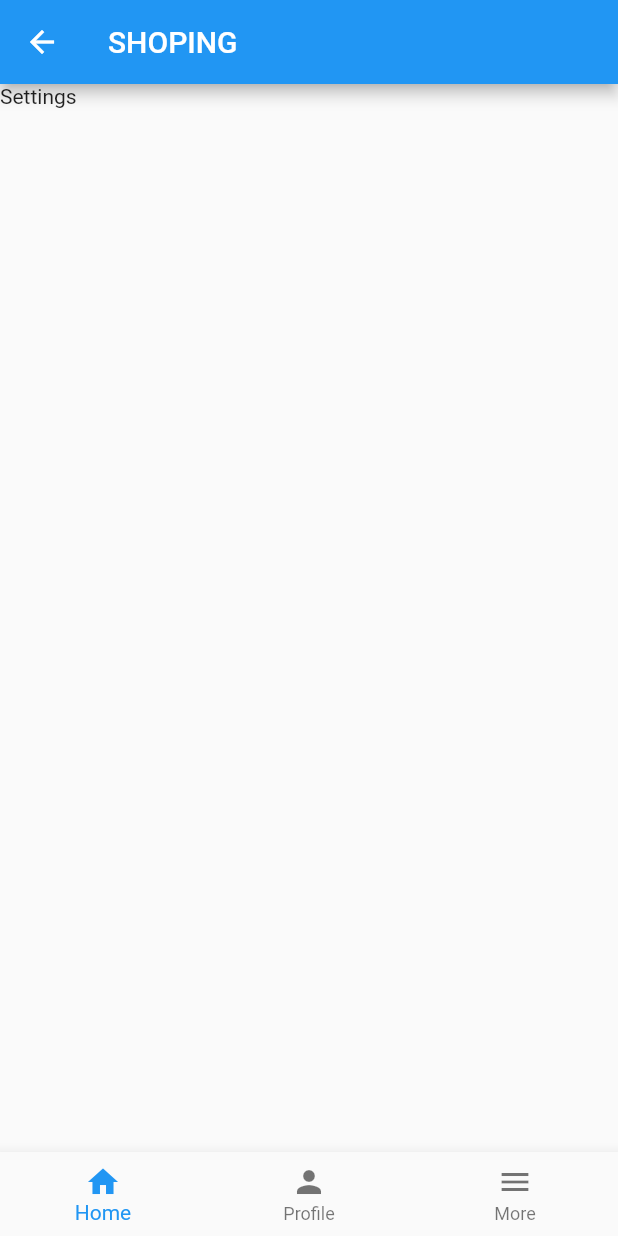
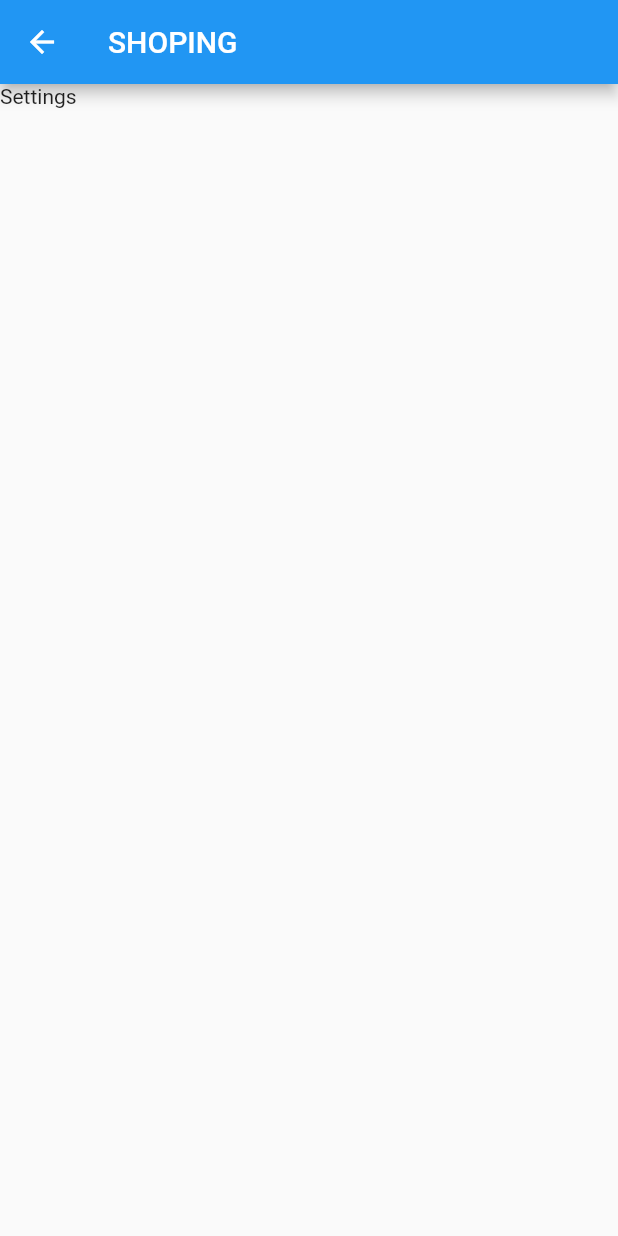
Before and after one commit to BdonGordon/Flutter-Navigation, a Flutter app: the Core screen opened by its route, after a tap on the "shopping cart" icon, on a phone screen of 412 x 824 dp. Run offline on Flutter 3.47's test engine with Material 2 defaults, Android fonts, the phone set to English and light mode, and no system bars.

```diff
--- a/lib/Core.dart
+++ b/lib/Core.dart
@@ -46,24 +46,6 @@ class CoreState extends State<Core> {
   Widget build(BuildContext context) {
     return Scaffold(
       key: this._coreScaffold,
-      bottomNavigationBar: BottomNavigationBar(
-        currentIndex: this._tab,
-        onTap: (index) => _handleTabChange(context, index),
-        items: [
-          BottomNavigationBarItem(
-            icon: Icon(Icons.home),
-            title: Text("Home")
-          ),
-          BottomNavigationBarItem(
-            icon: Icon(Icons.person),
-            title: Text("Profile")
-          ),
-          BottomNavigationBarItem(
-            icon: Icon(Icons.menu),
-            title: Text("More")
-          )
-        ]
-      ),
       body: Center(
         child: _buildCoreNavigator()
       ),
@@ -115,6 +97,24 @@ class CoreState extends State<Core> {
             )
           ],
         ),
+        bottomNavigationBar: BottomNavigationBar(
+            currentIndex: this._tab,
+            onTap: (index) => _handleTabChange(context, index),
+            items: [
+              BottomNavigationBarItem(
+                  icon: Icon(Icons.home),
+                  title: Text("Home")
+              ),
+              BottomNavigationBarItem(
+                  icon: Icon(Icons.person),
+                  title: Text("Profile")
+              ),
+              BottomNavigationBarItem(
+                  icon: Icon(Icons.menu),
+                  title: Text("More")
+              )
+            ]
+        ),
         body: Navigator(
           key: _homeNavigatorKey,
           initialRoute: "bottomNavigation/home",
@@ -131,16 +131,6 @@ class CoreState extends State<Core> {
 
               case "bottomNavigation/profile": {
                 builder = (context) => Profile();
-                break;
-              }
-
-              case "appBar/shoppingScreen": {
-                builder = (context) => ShoppingScreen();
-                break;
-              }
-
-              case "drawerNavigation/settings": {
-                builder = (context) => Settings();
                 break;
               }
 
@@ -164,7 +154,4 @@ class CoreState extends State<Core> {
     );
   }
 
-
-
-
 }
```
